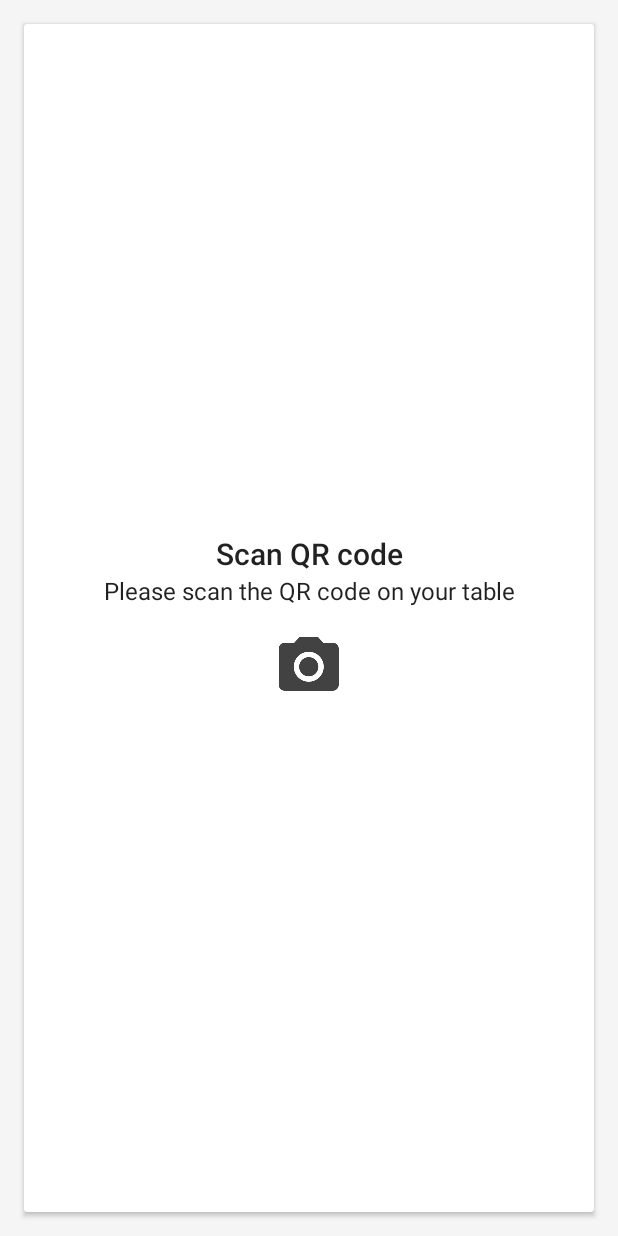
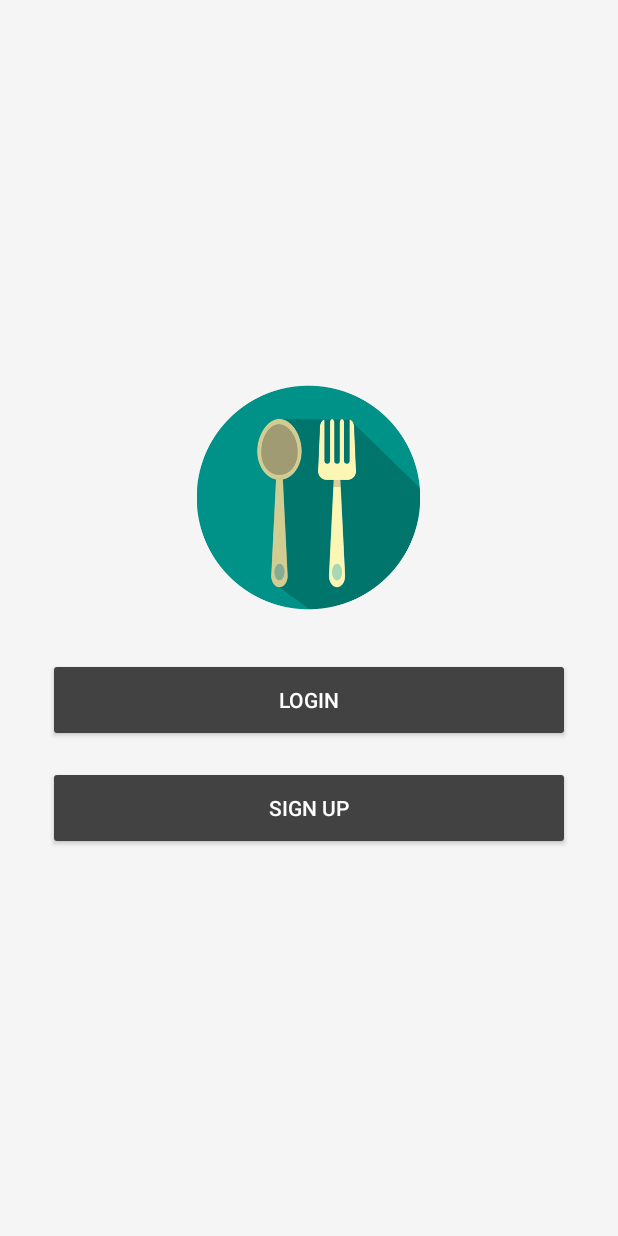
Before and after one commit to luisfsantos/SIRS2016, an Android app: the screen it shows after launch (QrScanScreenActivity before the commit, SessionStartActivity after it), on a phone screen of 412 x 824 dp. Run offline under Robolectric (Android 15) with nearby library versions, the phone set to English and light mode, and no system bars; our stand-ins replace ButterKnife.

Commit message:
:iphone: Add activity+layout base for login and sign up

```diff
--- a/SmartRestaurantApp/app/src/main/java/pt/ulisboa/tecnico/meic/sirs/smartrestaurant/ui/menu/QrScanScreenActivity.java
+++ b/SmartRestaurantApp/app/src/main/java/pt/ulisboa/tecnico/meic/sirs/smartrestaurant/ui/menu/PromptQrScanActivity.java
@@ -28,7 +28,7 @@ import pt.ulisboa.tecnico.meic.sirs.smartrestaurant.ui.web.WebRequest;
  * Created by Catarina on 15/11/2016.
  */
 
-public class QrScanScreenActivity extends BaseActivity {
+public class PromptQrScanActivity extends BaseActivity {
 
     @Override
     public void onCreate(Bundle savedInstanceState) {
@@ -45,7 +45,7 @@ public class QrScanScreenActivity extends BaseActivity {
         if (networkInfo != null && networkInfo.isConnected()) {
             new SearchIMDB().execute(SlidingTabsAdapter.searchTopics);
         } else {
-            Intent intent = new Intent(QrScanScreenActivity.this, NoNetworkConnectionActivity.class);
+            Intent intent = new Intent(PromptQrScanActivity.this, NoNetworkConnectionActivity.class);
             startActivity(intent);
             finish();
         }
@@ -53,7 +53,7 @@ public class QrScanScreenActivity extends BaseActivity {
 
     @OnClick(R.id.scan_qr_code)
     public void onScanQrCodeClicked(View view) {
-        Intent i = new Intent(QrScanScreenActivity.this, QrCodeScanner.class);
+        Intent i = new Intent(PromptQrScanActivity.this, QrCodeScanner.class);
         startActivity(i);
         finish();
     }
@@ -101,7 +101,7 @@ public class QrScanScreenActivity extends BaseActivity {
                 }
 
             } catch (JSONException e) {
-                Toast toast = Toast.makeText(QrScanScreenActivity.this, "A problem occurred.", Toast.LENGTH_SHORT);
+                Toast toast = Toast.makeText(PromptQrScanActivity.this, "A problem occurred.", Toast.LENGTH_SHORT);
                 toast.show();
             }
         }
--- /dev/null
+++ b/SmartRestaurantApp/app/src/main/java/pt/ulisboa/tecnico/meic/sirs/smartrestaurant/ui/menu/SessionStartActivity.java
@@ -0,0 +1,41 @@
+package pt.ulisboa.tecnico.meic.sirs.smartrestaurant.ui.menu;
+
+import android.content.Intent;
+import android.os.Bundle;
+import android.view.View;
+import android.widget.Toast;
+
+import butterknife.ButterKnife;
+import butterknife.OnClick;
+import pt.ulisboa.tecnico.meic.sirs.smartrestaurant.R;
+import pt.ulisboa.tecnico.meic.sirs.smartrestaurant.ui.base.BaseActivity;
+
+/**
+ * Created by Catarina on 16/11/2016.
+ */
+
+public class SessionStartActivity extends BaseActivity {
+
+    @Override
+    public void onCreate(Bundle savedInstanceState) {
+        super.onCreate(savedInstanceState);
+        setContentView(R.layout.activity_session);
+        ButterKnife.bind(this);
+    }
+
+    @OnClick(R.id.login_button)
+    public void onLoginClicked(View view) {
+        Intent intent = new Intent(SessionStartActivity.this, LoginActivity.class);
+        startActivity(intent);
+    }
+
+    @OnClick(R.id.signup_button)
+    public void onSignupClicked(View view) {
+        Toast.makeText(this, "Sign up clicked", Toast.LENGTH_SHORT).show();
+    }
+
+    @Override
+    public boolean providesActivityToolbar() {
+        return false;
+    }
+}
--- a/SmartRestaurantApp/app/src/main/java/pt/ulisboa/tecnico/meic/sirs/smartrestaurant/ui/menu/SplashScreen.java
+++ b/SmartRestaurantApp/app/src/main/java/pt/ulisboa/tecnico/meic/sirs/smartrestaurant/ui/menu/SplashScreen.java
@@ -24,7 +24,7 @@ public class SplashScreen extends AppCompatActivity {
 
             @Override
             public void run() {
-                Intent i = new Intent(SplashScreen.this, QrScanScreenActivity.class);
+                Intent i = new Intent(SplashScreen.this, SessionStartActivity.class);
                 startActivity(i);
                 finish();
                 }
--- a/SmartRestaurantApp/app/src/main/res/layout/activity_payment.xml
+++ b/SmartRestaurantApp/app/src/main/res/layout/activity_payment.xml
@@ -83,7 +83,7 @@
                             android:layout_height="wrap_content"
                             android:layout_alignParentLeft="true"
                             android:layout_marginTop="8dp"
-                            android:text="Total:"
+                            android:text="Total"
                             style="@style/TextAppearance.AppCompat.Subhead"
                             android:textAllCaps="true"
                             android:textStyle="bold"/>
--- a/SmartRestaurantApp/app/src/main/res/layout/activity_scan_qr_code.xml
+++ b/SmartRestaurantApp/app/src/main/res/layout/activity_scan_qr_code.xml
@@ -33,7 +33,7 @@
                     android:gravity="center"
                     android:layout_width="match_parent"
                     android:layout_height="wrap_content"
-                    android:text="Please scan the QR code on your table"/>
+                    android:text="Please scan the QR code on your dining table"/>
 
                 <ImageButton
                     android:id="@+id/scan_qr_code"
--- /dev/null
+++ b/SmartRestaurantApp/app/src/main/res/layout/activity_session.xml
@@ -0,0 +1,40 @@
+<?xml version="1.0" encoding="utf-8"?>
+<android.support.design.widget.CoordinatorLayout
+    xmlns:android="http://schemas.android.com/apk/res/android" android:layout_width="match_parent"
+    android:layout_height="match_parent"
+    android:fitsSystemWindows="true">
+
+    <LinearLayout
+        android:layout_width="match_parent"
+        android:layout_height="wrap_content"
+        android:orientation="vertical"
+        android:layout_gravity="center">
+
+        <ImageView
+            android:layout_width="150dp"
+            android:layout_height="150dp"
+            android:layout_weight="0.5"
+            android:src="@drawable/sr_logo"
+            android:layout_gravity="center_horizontal"/>
+        <android.support.v7.widget.AppCompatButton
+            android:id="@+id/login_button"
+            android:theme="@style/Theme.ButtonDark"
+            android:layout_width="match_parent"
+            android:layout_height="@dimen/button_height"
+            android:layout_marginLeft="32dp"
+            android:layout_marginRight="32dp"
+            android:layout_marginTop="32dp"
+            android:text="Login"/>
+        <android.support.v7.widget.AppCompatButton
+            android:id="@+id/signup_button"
+            android:theme="@style/Theme.ButtonDark"
+            android:layout_width="match_parent"
+            android:layout_height="@dimen/button_height"
+            android:layout_marginTop="@dimen/regular_offset"
+            android:layout_marginLeft="32dp"
+            android:layout_marginRight="32dp"
+            android:text="Sign up"/>
+    </LinearLayout>
+
+
+</android.support.design.widget.CoordinatorLayout>
--- a/SmartRestaurantApp/app/src/main/res/values/styles.xml
+++ b/SmartRestaurantApp/app/src/main/res/values/styles.xml
@@ -47,6 +47,11 @@
 
     <style name="Theme.Button" parent="Base.Widget.AppCompat.Button">
         <item name="colorButtonNormal">@color/theme_primary_accent</item>
+        <item name="android:textColor">@color/cardview_light_background</item>
+    </style>
+    <style name="Theme.ButtonDark" parent="Base.Widget.AppCompat.Button">
+        <item name="colorButtonNormal">@color/theme_primary_light</item>
+        <item name="android:textColor">@color/cardview_light_background</item>
     </style>
 
 
```
Also changed, not shown: SmartRestaurantApp/app/src/main/AndroidManifest.xml (+12 -3 lines), SmartRestaurantApp/app/src/main/java/pt/ulisboa/tecnico/meic/sirs/smartrestaurant/ui/menu/LoginActivity.java (added, +37 -0 lines), SmartRestaurantApp/app/src/main/res/layout/activity_login.xml (added, +88 -0 lines).
